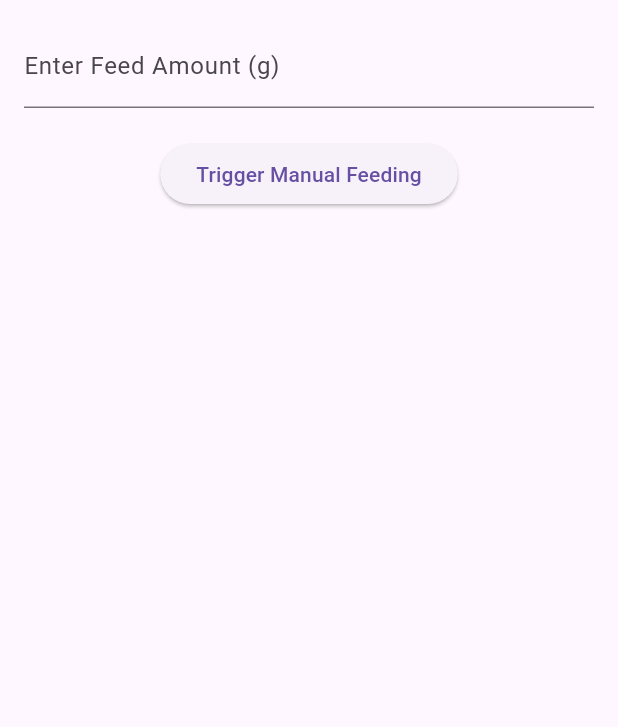
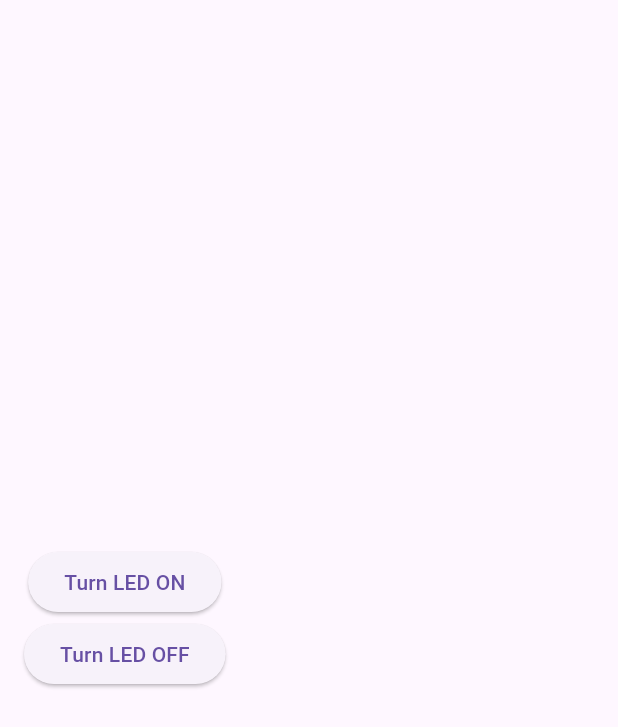
Before and after one commit to Pain4pple/aquafusion, a Flutter app: the DevMode screen opened directly, on a phone screen of 412 x 824 dp. Shown: the top 727 px of the screen. Run offline on Flutter 3.47's test engine with Material 3 defaults, Android fonts, the phone set to English and light mode, and no system bars; our stand-ins replace firebase_core, font_awesome_flutter, google_fonts; missing offline and left inert: mqtt_client; accounts and stored records are empty.

Commit message:
mqtt broker update

```diff
--- a/lib/pages/devmode.dart
+++ b/lib/pages/devmode.dart
@@ -10,7 +10,7 @@ class DevMode extends StatefulWidget {
 class _DevModeState extends State<DevMode> {
   final TextEditingController _feedAmountController = TextEditingController();
   MqttServerClient? _client;
-  String broker = 'your-mqtt-broker'; // e.g., 'test.mosquitto.org'
+  String broker = '192.168.254.131'; // e.g., 'test.mosquitto.org'
   String topic = 'aquafusion/manual_feed';
 
   @override
@@ -60,6 +60,17 @@ class _DevModeState extends State<DevMode> {
       print('MQTT client is not connected');
     }
   }
+   void publishMessage(String message) {
+    if (_client!.connectionStatus!.state == MqttConnectionState.connected) {
+      final builder = MqttClientPayloadBuilder();
+      builder.addString(message);
+      _client!.publishMessage('led/control', MqttQos.exactlyOnce, builder.payload!);
+      print('Message published: $message');
+    } else {
+      print('Cannot publish message, client is not connected.');
+    }
+  }
+
 
   @override
   Widget build(BuildContext context) {
@@ -67,18 +78,16 @@ class _DevModeState extends State<DevMode> {
       body: Padding(
         padding: const EdgeInsets.all(16.0),
         child: Column(
+          mainAxisAlignment: MainAxisAlignment.center,
           children: [
-            TextField(
-              controller: _feedAmountController,
-              keyboardType: TextInputType.number,
-              decoration: InputDecoration(
-                labelText: 'Enter Feed Amount (g)',
-              ),
+            ElevatedButton(
+              onPressed: () => publishMessage('ON'),
+              child: Text('Turn LED ON'),
             ),
-            SizedBox(height: 20),
             ElevatedButton(
-              onPressed: _publishFeedAmount,
-              child: Text('Trigger Manual Feeding'),
+              onPressed: () => publishMessage('OFF'),
+              onLongPress: () => publishMessage('HEHEHHE'),
+              child: Text('Turn LED OFF'),
             ),
           ],
         ),
--- a/pubspec.yaml
+++ b/pubspec.yaml
@@ -15,6 +15,7 @@ dependencies:
   mqtt_client: ^10.5.1
   font_awesome_flutter: ^10.7.0
   google_fonts: ^6.2.1
+  http: ^1.2.2
 
 dev_dependencies:
   flutter_test:
```
Also changed, not shown: lib/main.dart (+16 -1 lines), pubspec.lock.
